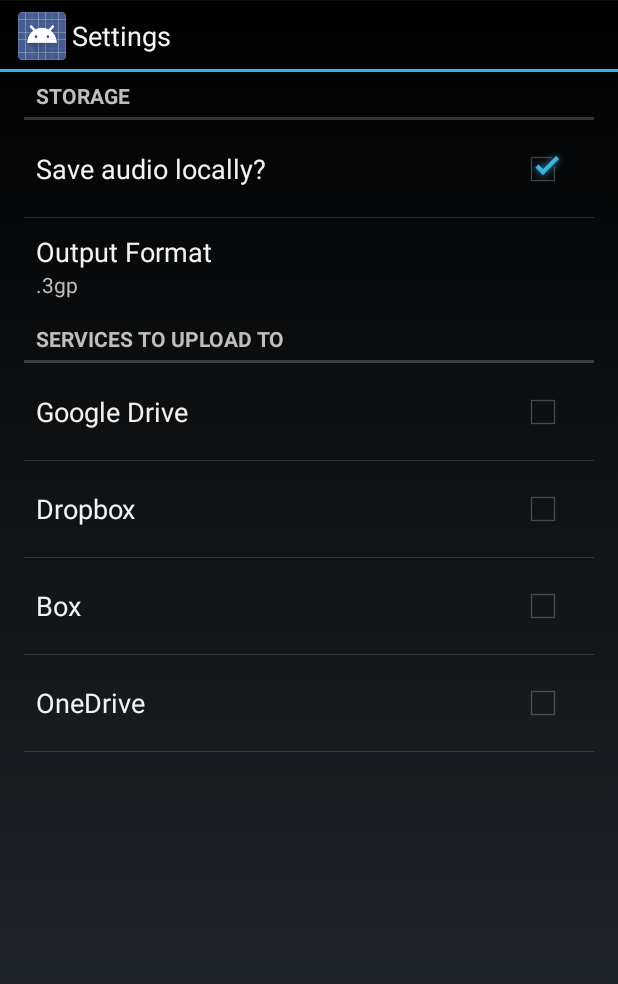
After one commit to pmauldin/AllVoice, an Android app: the SettingsActivity screen opened directly, with no data from a screen before it, on a phone screen of 412 x 824 dp. The commit adds this screen. Shown: the top 984 px of the screen. Run offline under Robolectric (Android 15) with nearby library versions, the phone set to English and light mode, and no system bars.

Commit message:
Finished adding Preferences fragment and implementing checks for which cloud services to use

```diff
--- /dev/null
+++ b/AllVoice/app/src/main/java/me/pmauldin/allvoice/SettingsActivity.java
@@ -0,0 +1,22 @@
+package me.pmauldin.allvoice;
+
+import android.app.Activity;
+import android.os.Bundle;
+import android.util.Log;
+
+public class SettingsActivity extends Activity {
+    @Override
+    protected void onCreate(Bundle savedInstanceState) {
+        super.onCreate(savedInstanceState);
+        try {
+            getActionBar().setTitle("Settings");
+        } catch (NullPointerException e) {
+            Log.i("Local", e.toString());
+        }
+
+        // Display the fragment as the main content.
+        getFragmentManager().beginTransaction()
+                .replace(android.R.id.content, new SettingsFragment())
+                .commit();
+    }
+}
--- /dev/null
+++ b/AllVoice/app/src/main/java/me/pmauldin/allvoice/SettingsFragment.java
@@ -0,0 +1,25 @@
+package me.pmauldin.allvoice;
+
+import android.content.SharedPreferences;
+import android.os.Bundle;
+import android.preference.Preference;
+import android.preference.PreferenceFragment;
+
+public class SettingsFragment extends PreferenceFragment implements SharedPreferences.OnSharedPreferenceChangeListener {
+    @Override
+    public void onCreate(Bundle savedInstanceState) {
+        super.onCreate(savedInstanceState);
+
+        // Load the preferences from an XML resource
+        addPreferencesFromResource(R.xml.preferences);
+    }
+
+    public void onSharedPreferenceChanged(SharedPreferences sharedPreferences,
+                                          String key) {
+        if (key.equals("pref_format")) {
+            Preference connectionPref = findPreference(key);
+            // Set summary to be the user-description for the selected value
+            connectionPref.setSummary(sharedPreferences.getString(key, ""));
+        }
+    }
+}
--- /dev/null
+++ b/AllVoice/app/src/main/res/layout/fragment_setting.xml
@@ -0,0 +1,5 @@
+<FrameLayout xmlns:android="http://schemas.android.com/apk/res/android"
+    xmlns:tools="http://schemas.android.com/tools" android:layout_width="match_parent"
+    android:layout_height="match_parent" tools:context="me.pmauldin.allvoice.SettingFragment">
+
+</FrameLayout>
--- /dev/null
+++ b/AllVoice/app/src/main/res/values/arrays.xml
@@ -0,0 +1,9 @@
+<?xml version="1.0" encoding="utf-8"?>
+<resources>
+    <string-array name="pref_format_entries">
+        <item>.3gp</item>
+    </string-array>
+    <string-array name="pref_format_values">
+        <item>.3gp</item>
+    </string-array>
+</resources>
--- a/AllVoice/app/src/main/res/values/strings.xml
+++ b/AllVoice/app/src/main/res/values/strings.xml
@@ -12,5 +12,16 @@
     <string name="message">Keep this audio?</string>
     <string name="title_activity_google_play_services">GooglePlayServicesActivity</string>
     <string name="title_activity_login">LoginActivity</string>
+    <string name="pref_local">Save audio locally?</string>
+    <string name="pref_drive">Google Drive</string>
+    <string name="pref_services">Services to upload to</string>
+    <string name="pref_dropbox">Dropbox</string>
+    <string name="pref_box">Box</string>
+    <string name="pref_onedrive">OneDrive</string>
+    <string name="pref_storage">Storage</string>
+    <string name="hello_blank_fragment">Hello blank fragment</string>
+    <string name="pref_formatDialogTitle">Choose Format to save audio in</string>
+    <string name="pref_formatTitle">Output Format</string>
+    <string name="pref_format_3gp">.3gp</string>
 
 </resources>
--- /dev/null
+++ b/AllVoice/app/src/main/res/xml/preferences.xml
@@ -0,0 +1,42 @@
+<?xml version="1.0" encoding="utf-8"?>
+<PreferenceScreen xmlns:android="http://schemas.android.com/apk/res/android">
+
+    <PreferenceCategory
+        android:title="@string/pref_storage"
+        android:key="pref_storage">
+        <CheckBoxPreference
+            android:key="pref_local"
+            android:title="@string/pref_local"
+            android:defaultValue="true" />
+        <ListPreference
+            android:key="pref_format"
+            android:title="@string/pref_formatTitle"
+            android:dialogTitle="@string/pref_formatDialogTitle"
+            android:summary="@string/pref_format_3gp"
+            android:entries="@array/pref_format_entries"
+            android:entryValues="@array/pref_format_values"
+            android:defaultValue="@string/pref_format_3gp"
+            />
+    </PreferenceCategory>
+
+    <PreferenceCategory
+        android:title="@string/pref_services"
+        android:key="pref_services">
+        <CheckBoxPreference
+            android:key="pref_drive"
+            android:title="@string/pref_drive"
+            android:defaultValue="false" />
+        <CheckBoxPreference
+            android:key="pref_dropbox"
+            android:title="@string/pref_dropbox"
+            android:defaultValue="false" />
+        <CheckBoxPreference
+            android:key="pref_box"
+            android:title="@string/pref_box"
+            android:defaultValue="false" />
+        <CheckBoxPreference
+            android:key="pref_onedrive"
+            android:title="@string/pref_onedrive"
+            android:defaultValue="false" />
+    </PreferenceCategory>
+</PreferenceScreen>
```
Also changed, not shown: AllVoice/app/build.gradle (+5 -3 lines), AllVoice/app/src/main/AndroidManifest.xml (+3 -6 lines), AllVoice/app/src/main/java/me/pmauldin/allvoice/MainActivity.java (+96 -18 lines), AllVoice/app/src/main/res/values/strings_activity_settings.xml (added, +61 -0 lines), AllVoice/app/src/main/res/xml/pref_data_sync.xml (added, +21 -0 lines), AllVoice/app/src/main/res/xml/pref_general.xml (added, +33 -0 lines), AllVoice/app/src/main/res/xml/pref_headers.xml (added, +14 -0 lines), AllVoice/app/src/main/res/xml/pref_notification.xml (added, +27 -0 lines).
